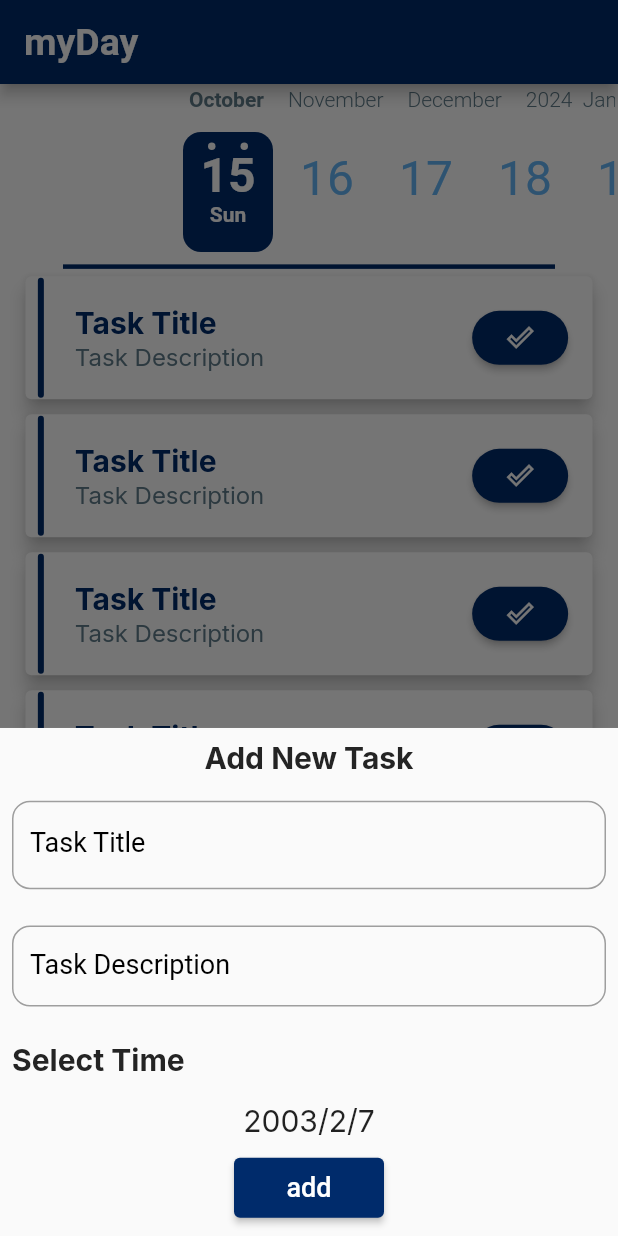
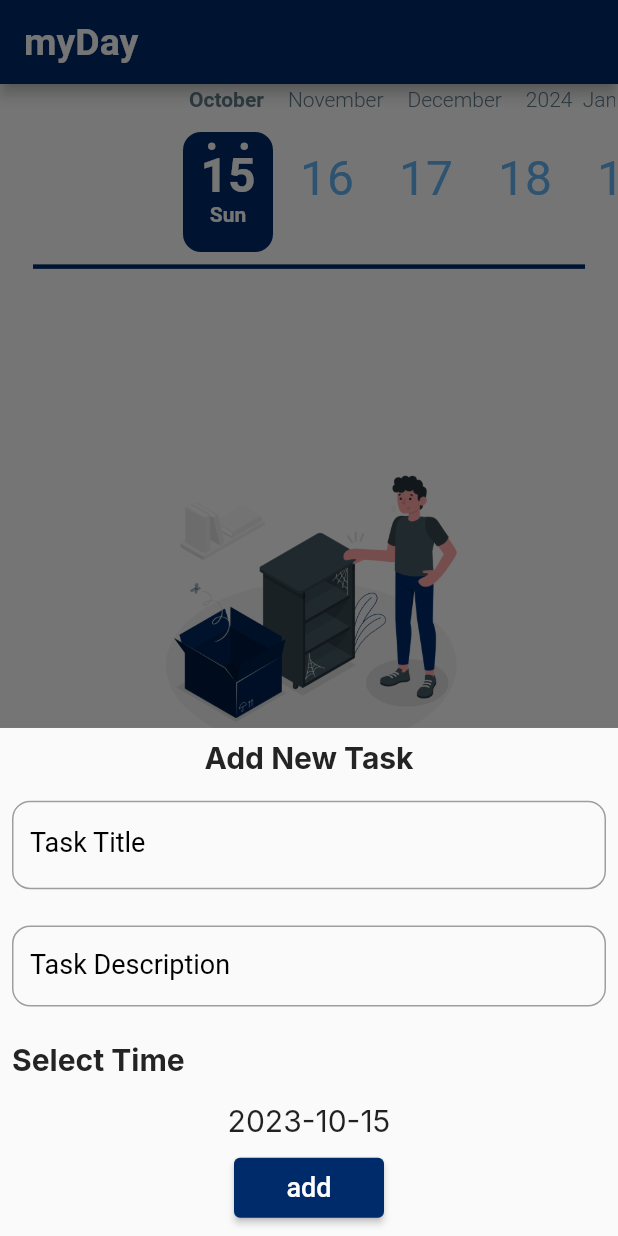
Before and after one commit to aiibd3/MyDay-List, a Flutter app: the screen it shows after launch, after a tap on the "add" icon, on a phone screen of 412 x 824 dp. Run offline on Flutter 3.47's test engine with Material 2 defaults, Android fonts, the phone set to English and light mode, and no system bars; drawn by our look-alikes of calendar_timeline, flutter_slidable; our stand-ins replace cloud_firestore, firebase_core, google_fonts; accounts and stored records are empty; generated files the repository leaves out were written again.

Commit message:
Some of the modifications: 1) add editTap 2) more Function in Firebase Function 3) PlayStore

```diff
--- /dev/null
+++ b/lib/firebase/firebase_function.dart
@@ -0,0 +1,42 @@
+import 'package:cloud_firestore/cloud_firestore.dart';
+import 'package:flutter/material.dart';
+import '../models/task_model.dart';
+
+class FirebaseFunction {
+  static CollectionReference<TaskModel> getTasksCollection() {
+    return FirebaseFirestore.instance
+        .collection("Tasks")
+        .withConverter<TaskModel>(
+      fromFirestore: (snapshot, options) {
+        return TaskModel.fromJson(snapshot.data()!);
+      },
+      toFirestore: (value, options) {
+        return value.toJson();
+      },
+    );
+  }
+
+  static Future<void> addTaskToFirebase(TaskModel taskModel) {
+    var collection = getTasksCollection();
+    var docRef = collection.doc();
+    taskModel.id = docRef.id;
+    return docRef.set(taskModel);
+  }
+
+  static Stream<QuerySnapshot<TaskModel>> getTasksFromFirestore(DateTime date) {
+    var collection = getTasksCollection();
+    return collection
+        .where(TaskModelKeys.dateKey,
+            isEqualTo: DateUtils.dateOnly(date).microsecondsSinceEpoch)
+        .snapshots();
+  }
+
+  static Future<void> deleteTask(String id) {
+    return getTasksCollection().doc(id).delete();
+  }
+
+  static Future<void> updateTask(String id, TaskModel taskModel) {
+    return getTasksCollection().doc(id).update(taskModel.toJson());
+  }
+}
+// 16972308000000 00
--- a/lib/layout/home_layout.dart
+++ b/lib/layout/home_layout.dart
@@ -1,7 +1,10 @@
 import 'package:flutter/material.dart';
+import 'package:google_fonts/google_fonts.dart';
 import 'package:myday/screens/settings_screen/settings_tab.dart';
 import 'package:myday/screens/tasks_screen/tasks_tab.dart';
 import 'package:myday/shared/styles/app_colors.dart';
+import 'package:provider/provider.dart';
+import '../providers/provider.dart';
 import '../screens/widgets/show_add_task_sheet.dart';
 import 'package:flutter_gen/gen_l10n/app_localizations.dart';
 
@@ -19,17 +22,24 @@ class _HomeLayoutState extends State<HomeLayout> {
 
   @override
   Widget build(BuildContext context) {
+    var pro = Provider.of<MProvider>(context);
+
     return Scaffold(
       backgroundColor: white,
       extendBody: true,
       appBar: AppBar(
         title: Text(
           AppLocalizations.of(context)!.myDay,
-          style: const TextStyle(
+          style:pro.languageCode=="en" ? GoogleFonts.aBeeZee(
+            color: white,
+            fontSize: 25,
+            fontWeight: FontWeight.bold,
+          ): GoogleFonts.mada(
             color: white,
             fontSize: 25,
             fontWeight: FontWeight.bold,
           ),
+
         ),
       ),
       floatingActionButtonLocation: FloatingActionButtonLocation.centerDocked,
--- a/lib/main.dart
+++ b/lib/main.dart
@@ -1,21 +1,25 @@
-// import 'package:device_preview/device_preview.dart';
+import 'package:cloud_firestore/cloud_firestore.dart';
 import 'package:firebase_core/firebase_core.dart';
 import 'package:flutter/material.dart';
 import 'package:myday/providers/provider.dart';
 import 'package:myday/screens/splash_screen/splash_screen.dart';
+import 'package:myday/screens/task_update/edit_screen.dart';
 import 'package:myday/shared/styles/my_theme.dart';
 import 'package:provider/provider.dart';
 import 'firebase_options.dart';
 import 'layout/home_layout.dart';
 import 'package:flutter_localizations/flutter_localizations.dart';
 import 'package:flutter_gen/gen_l10n/app_localizations.dart';
+// import 'package:device_preview/device_preview.dart';
 
 void main() async {
   WidgetsFlutterBinding.ensureInitialized();
+
   /// [initialization before run app you should most add this line]
   await Firebase.initializeApp(
     options: DefaultFirebaseOptions.currentPlatform,
   );
+  await FirebaseFirestore.instance.disableNetwork();
   runApp(
     ChangeNotifierProvider<MProvider>(
       create: (context) => MProvider(),
@@ -62,6 +66,7 @@ class MyApp extends StatelessWidget {
       routes: {
         SplashScreen.routeName: (context) => const SplashScreen(),
         HomeLayout.routeName: (context) => const HomeLayout(),
+        EditTap.routeName: (context) =>  EditTap(),
       },
     );
   }
--- /dev/null
+++ b/lib/models/task_model.dart
@@ -0,0 +1,48 @@
+class TaskModel {
+  String id;
+  String title;
+  String description;
+  bool status;
+  int date;
+
+  TaskModel(
+      {this.id = "",
+      required this.title,
+      required this.description,
+      required this.status,
+      required this.date});
+
+  TaskModel.fromJson(Map<String, dynamic> json)
+      : this(
+          id: json['id'],
+          title: json['title'],
+          description: json['description'],
+          status: json['status'],
+          date: json[TaskModelKeys.dateKey],
+        );
+
+///////// another way /////////
+//   TaskModel fromJson(Map<String, dynamic> json) {
+//     TaskModel taskModel = TaskModel(
+//         id: json['id'],
+//         title: json['title'],
+//         description: json['description'],
+//         status: json['status'],
+//         data: json['data']);
+//     return taskModel;
+//   }
+
+  Map<String, dynamic> toJson() {
+    return {
+      "id": id,
+      "title": title,
+      "description": description,
+      "status": status,
+      TaskModelKeys.dateKey: date,
+    };
+  }
+}
+
+class TaskModelKeys {
+  static String dateKey = "date";
+}
--- a/lib/screens/settings_screen/language/show_languages_sheet.dart
+++ b/lib/screens/settings_screen/language/show_languages_sheet.dart
@@ -24,8 +24,7 @@ class ShowLanguagesSheet extends StatelessWidget {
             color: primary,
           ),
           ShowLanguagesSheetItem(
-
-              selectedName: AppLocalizations.of(context)!.arabic ,
+              selectedName: AppLocalizations.of(context)!.arabic,
               selectedName_: "ar"),
         ],
       ),
--- a/lib/screens/settings_screen/language/show_languages_sheet_item.dart
+++ b/lib/screens/settings_screen/language/show_languages_sheet_item.dart
@@ -19,7 +19,6 @@ class ShowLanguagesSheetItem extends StatelessWidget {
       onTap: () {
         pro.changeLanguage(selectedName_);
         Navigator.pop(context);
-
       },
       child: Padding(
         padding: const EdgeInsets.all(10),
@@ -27,9 +26,7 @@ class ShowLanguagesSheetItem extends StatelessWidget {
           children: [
             Text(
               selectedName,
-              style: GoogleFonts.inter(
-                  color: primary ,
-                  fontSize: 25),
+              style: GoogleFonts.inter(color: primary, fontSize: 25),
             ),
             const Spacer(),
             const Icon(
--- a/lib/screens/tasks_screen/tasks_tab.dart
+++ b/lib/screens/tasks_screen/tasks_tab.dart
@@ -1,12 +1,23 @@
 import 'package:calendar_timeline/calendar_timeline.dart';
+import 'package:cloud_firestore/cloud_firestore.dart';
 import 'package:flutter/material.dart';
+import 'package:myday/firebase/firebase_function.dart';
 import 'package:myday/screens/tasks_screen/task_item.dart';
 import 'package:provider/provider.dart';
+import '../../models/task_model.dart';
 import '../../providers/provider.dart';
 import '../../shared/styles/app_colors.dart';
+import 'package:flutter_gen/gen_l10n/app_localizations.dart';
 
-class TasksTab extends StatelessWidget {
+class TasksTab extends StatefulWidget {
   const TasksTab({super.key});
+
+  @override
+  State<TasksTab> createState() => _TasksTabState();
+}
+
+class _TasksTabState extends State<TasksTab> {
+  DateTime selectedDate = DateTime.now();
 
   @override
   Widget build(BuildContext context) {
@@ -20,11 +31,14 @@ class TasksTab extends StatelessWidget {
       child: Column(
         children: [
           CalendarTimeline(
-
-            initialDate: DateTime.now(),
+            initialDate: selectedDate,
             firstDate: DateTime(2000, 1, 1),
             lastDate: DateTime.now().add(const Duration(days: 36500)),
-            onDateSelected: (date) => (date),
+            onDateSelected: (date) {
+              setState(() {
+                selectedDate = date;
+              });
+            },
             leftMargin: 120,
             monthColor: blueGrey,
             dayColor: Colors.blue[300],
@@ -40,17 +54,64 @@ class TasksTab extends StatelessWidget {
           const Divider(
             color: primary,
             thickness: 3,
-            indent: 40,
-            endIndent: 40,
+            indent: 20,
+            endIndent: 20,
             height: 3,
           ),
-          Expanded(
-            child: ListView.builder(
-              itemBuilder: (context, index) {
-                return const TaskItem();
-              },
-              itemCount: 50,
-            ),
+          StreamBuilder<QuerySnapshot<TaskModel>>(
+            stream: FirebaseFunction.getTasksFromFirestore(selectedDate),
+            builder: (context, snapshot) {
+              if (snapshot.connectionState == ConnectionState.waiting) {
+                return Center(
+                  child: CircularProgressIndicator(),
+                );
+              }
+              if (snapshot.hasError) {
+                return Column(
+                  children: [
+                    Text(AppLocalizations.of(context)!.somethingWentWrong),
+                    ElevatedButton(
+                      onPressed: () {},
+                      child: Text(AppLocalizations.of(context)!.tryAgain),
+                    )
+                  ],
+                );
+              }
+              var tasksList =
+                  snapshot.data?.docs.map((doc) => doc.data()).toList() ?? [];
+              if (tasksList.isEmpty) {
+                return Column(
+                  mainAxisAlignment: MainAxisAlignment.center,
+                  children: [
+                    SizedBox(
+                      height: MediaQuery.of(context).size.width * 0.3,
+                    ),
+                    Image.asset(
+                      "assets/image/Empty-amico.png",
+                      width: MediaQuery.of(context).size.width * 0.5,
+                    ),
+                    SizedBox(
+                      height: heightMQ * .01,
+                    ),
+                    Text(
+                      AppLocalizations.of(context)!.youDoNotHavaAnyTasks,
+                      style: TextStyle(
+                          fontStyle: FontStyle.normal,
+                          fontWeight: FontWeight.w400,
+                          fontSize: 18),
+                    ),
+                  ],
+                );
+              }
+              return Expanded(
+                child: ListView.separated(
+                    itemBuilder: (context, index) {
+                      return TaskItem(tasksList[index]);
+                    },
+                    separatorBuilder: (context, index) => SizedBox(height: 10),
+                    itemCount: tasksList.length),
+              );
+            },
           ),
         ],
       ),
--- a/lib/screens/widgets/show_add_task_sheet.dart
+++ b/lib/screens/widgets/show_add_task_sheet.dart
@@ -1,5 +1,7 @@
 import 'package:flutter/material.dart';
 import 'package:google_fonts/google_fonts.dart';
+import 'package:myday/firebase/firebase_function.dart';
+import 'package:myday/models/task_model.dart';
 import 'package:myday/shared/styles/app_colors.dart';
 import 'package:flutter_gen/gen_l10n/app_localizations.dart';
 
@@ -12,6 +14,10 @@ class ShowAddTaskSheet extends StatefulWidget {
 
 class _ShowAddTaskSheetState extends State<ShowAddTaskSheet> {
   var formKey = GlobalKey<FormState>();
+  var taskTitleController = TextEditingController();
+  var tasDescriptionController = TextEditingController();
+
+  DateTime selectDate = DateUtils.dateOnly(DateTime.now());
 
   @override
   Widget build(BuildContext context) {
@@ -36,6 +42,7 @@ class _ShowAddTaskSheetState extends State<ShowAddTaskSheet> {
             Padding(
               padding: const EdgeInsets.all(8.0),
               child: TextFormField(
+                controller: taskTitleController,
                 validator: (value) {
                   if (value == null || value.isEmpty) {
                     return AppLocalizations.of(context)!.pleasEnterTaskTitle;
@@ -71,6 +78,7 @@ class _ShowAddTaskSheetState extends State<ShowAddTaskSheet> {
             Padding(
               padding: const EdgeInsets.all(8.0),
               child: TextFormField(
+                controller: tasDescriptionController,
                 style: const TextStyle(
                   fontSize: 12,
                   fontWeight: FontWeight.w500,
@@ -125,7 +133,7 @@ class _ShowAddTaskSheetState extends State<ShowAddTaskSheet> {
                 chooseTaskDate(context);
               },
               child: Text(
-                "2003/2/7",
+                selectDate.toString().substring(0, 10),
                 textAlign: TextAlign.center,
                 style: GoogleFonts.inter(
                   fontSize: 20,
@@ -144,8 +152,19 @@ class _ShowAddTaskSheetState extends State<ShowAddTaskSheet> {
                   minimumSize: const Size(100, 40),
                 ),
                 onPressed: () {
-                  if (formKey.currentState!.validate()) {}
+                  if (formKey.currentState!.validate()) {
+                    TaskModel taskModel = TaskModel(
+                        title: taskTitleController.text,
+                        description: tasDescriptionController.text,
+                        status: false,
+                        date: selectDate.microsecondsSinceEpoch);
+
+                    FirebaseFunction.addTaskToFirebase(taskModel);
+                        Navigator.pop(context);
+
+                  }
                 },
+                // 2020-09-12
                 child: Text(
                   AppLocalizations.of(context)!.add,
                   style: const TextStyle(
@@ -163,8 +182,8 @@ class _ShowAddTaskSheetState extends State<ShowAddTaskSheet> {
     );
   }
 
-  void chooseTaskDate(BuildContext context) {
-    showDatePicker(
+  void chooseTaskDate(BuildContext context) async {
+    DateTime? chosenDate = await showDatePicker(
       context: context,
       builder: (context, child) {
         return Theme(
@@ -183,11 +202,15 @@ class _ShowAddTaskSheetState extends State<ShowAddTaskSheet> {
           child: child!,
         );
       },
-      initialDate: DateTime.now(),
+      initialDate: selectDate,
       firstDate: DateTime.now(),
       lastDate: DateTime.now().add(
         const Duration(days: 36500),
       ),
     );
+    if (chosenDate != null) {
+      selectDate = DateUtils.dateOnly(chosenDate);
+      setState(() {});
+    }
   }
 }
```
Also changed, not shown: lib/l10n/app_ar.arb (+8 -2 lines), lib/l10n/app_en.arb (+6 -1 lines), lib/screens/task_update/edit_screen.dart (added, +221 -0 lines), lib/screens/tasks_screen/task_item.dart (+55 -21 lines), lib/shared/styles/app_colors.dart (+9 -1 lines), pubspec.yaml (+11 -1 lines), assets/image/Empty-amico.png (added), assets/image/play_store.png (added), pubspec.lock, 17 other files.
